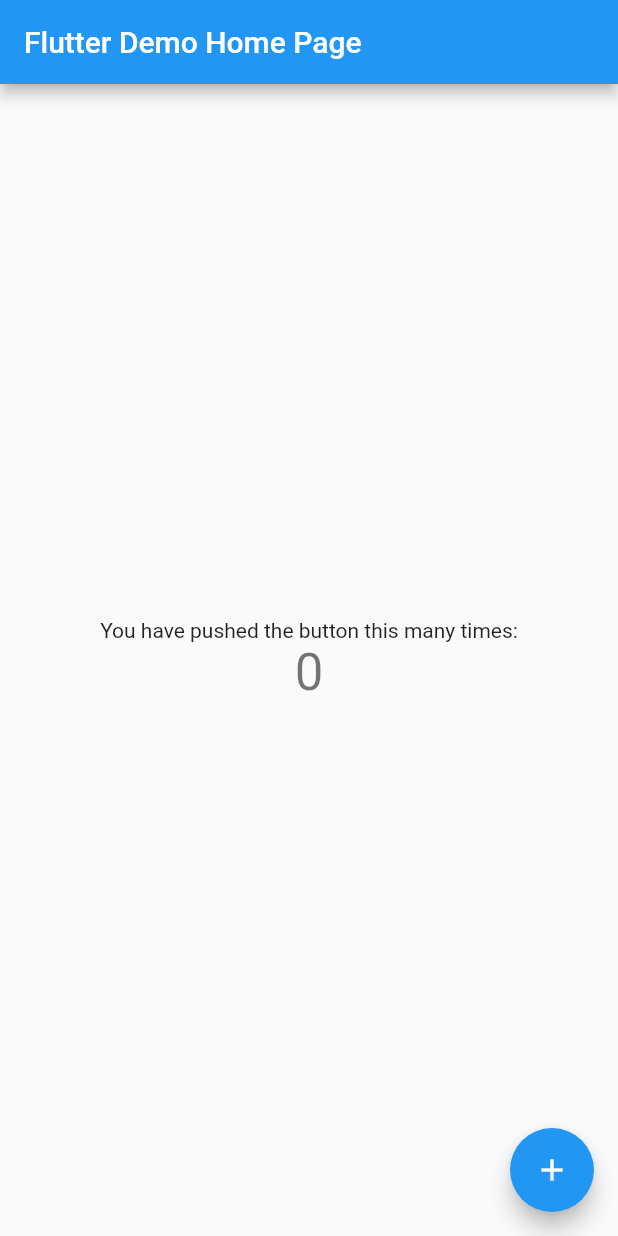
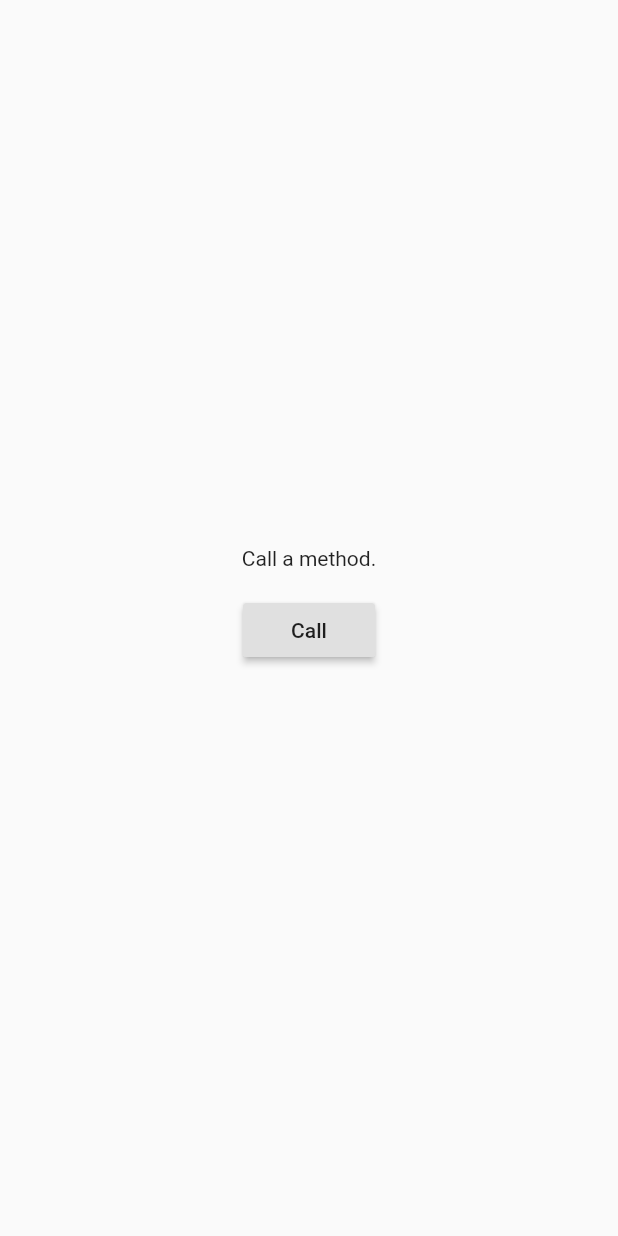
Before and after one commit to mimirblockchainsolutions/flutter-rust-middleware, a Flutter app: the screen it shows after launch, on a phone screen of 412 x 824 dp. Run offline on Flutter 3.47's test engine with Material 2 defaults, Android fonts, the phone set to English and light mode, and no system bars.

Commit message:
working on iOS

```diff
--- a/lib/main.dart
+++ b/lib/main.dart
@@ -1,109 +1,61 @@
+// Copyright 2017 The Chromium Authors. All rights reserved.
+// Use of this source code is governed by a BSD-style license that can be
+// found in the LICENSE file.
+
+import 'dart:async';
+
 import 'package:flutter/material.dart';
+import 'package:flutter/services.dart';
 
-void main() => runApp(new MyApp());
-
-class MyApp extends StatelessWidget {
-  // This widget is the root of your application.
+class PlatformChannel extends StatefulWidget {
   @override
-  Widget build(BuildContext context) {
-    return new MaterialApp(
-      title: 'Flutter Demo',
-      theme: new ThemeData(
-        // This is the theme of your application.
-        //
-        // Try running your application with "flutter run". You'll see the
-        // application has a blue toolbar. Then, without quitting the app, try
-        // changing the primarySwatch below to Colors.green and then invoke
-        // "hot reload" (press "r" in the console where you ran "flutter run",
-        // or press Run > Flutter Hot Reload in IntelliJ). Notice that the
-        // counter didn't reset back to zero; the application is not restarted.
-        primarySwatch: Colors.blue,
-      ),
-      home: new MyHomePage(title: 'Flutter Demo Home Page'),
-    );
-  }
+  _PlatformChannelState createState() => new _PlatformChannelState();
 }
 
-class MyHomePage extends StatefulWidget {
-  MyHomePage({Key key, this.title}) : super(key: key);
+class _PlatformChannelState extends State<PlatformChannel> {
+  static const MethodChannel methodChannel =
+      const MethodChannel('mimir.labs/middleware');
 
-  // This widget is the home page of your application. It is stateful, meaning
-  // that it has a State object (defined below) that contains fields that affect
-  // how it looks.
+  String _middleware = 'Call a method.';
 
-  // This class is the configuration for the state. It holds the values (in this
-  // case the title) provided by the parent (in this case the App widget) and
-  // used by the build method of the State. Fields in a Widget subclass are
-  // always marked "final".
-
-  final String title;
-
-  @override
-  _MyHomePageState createState() => new _MyHomePageState();
+  Future<Null> _middleWare() async {
+    String middleware;
+    try {
+      final String result = await methodChannel.invokeMethod('middleWare');
+      middleware = '$result';
+    } on PlatformException {
+      middleware = 'Failed to call method.';
     }
-
-class _MyHomePageState extends State<MyHomePage> {
-  int _counter = 0;
-
-  void _incrementCounter() {
     setState(() {
-      // This call to setState tells the Flutter framework that something has
-      // changed in this State, which causes it to rerun the build method below
-      // so that the display can reflect the updated values. If we changed
-      // _counter without calling setState(), then the build method would not be
-      // called again, and so nothing would appear to happen.
-      _counter++;
+      _middleware = middleware;
     });
   }
 
   @override
   Widget build(BuildContext context) {
-    // This method is rerun every time setState is called, for instance as done
-    // by the _incrementCounter method above.
-    //
-    // The Flutter framework has been optimized to make rerunning build methods
-    // fast, so that you can just rebuild anything that needs updating rather
-    // than having to individually change instances of widgets.
-    return new Scaffold(
-      appBar: new AppBar(
-        // Here we take the value from the MyHomePage object that was created by
-        // the App.build method, and use it to set our appbar title.
-        title: new Text(widget.title),
-      ),
-      body: new Center(
-        // Center is a layout widget. It takes a single child and positions it
-        // in the middle of the parent.
+    return new Material(
       child: new Column(
-          // Column is also layout widget. It takes a list of children and
-          // arranges them vertically. By default, it sizes itself to fit its
-          // children horizontally, and tries to be as tall as its parent.
-          //
-          // Invoke "debug paint" (press "p" in the console where you ran
-          // "flutter run", or select "Toggle Debug Paint" from the Flutter tool
-          // window in IntelliJ) to see the wireframe for each widget.
-          //
-          // Column has various properties to control how it sizes itself and
-          // how it positions its children. Here we use mainAxisAlignment to
-          // center the children vertically; the main axis here is the vertical
-          // axis because Columns are vertical (the cross axis would be
-          // horizontal).
+        mainAxisAlignment: MainAxisAlignment.spaceEvenly,
+        children: <Widget>[
+          new Column(
             mainAxisAlignment: MainAxisAlignment.center,
             children: <Widget>[
-            new Text(
-              'You have pushed the button this many times:',
+              new Text(_middleware, key: const Key('Response')),
+              new Padding(
+                padding: const EdgeInsets.all(16.0),
+                child: new RaisedButton(
+                  child: const Text('Call'),
+                  onPressed: _middleWare,
                 ),
-            new Text(
-              '$_counter',
-              style: Theme.of(context).textTheme.display1,
               ),
             ],
           ),
+        ],
       ),
-      floatingActionButton: new FloatingActionButton(
-        onPressed: _incrementCounter,
-        tooltip: 'Increment',
-        child: new Icon(Icons.add),
-      ), // This trailing comma makes auto-formatting nicer for build methods.
     );
   }
 }
+
+void main() {
+  runApp(new MaterialApp(home: new PlatformChannel()));
+}
```
Also changed, not shown: 5 other files. Lines whose indentation alone changed are shown as unchanged.
